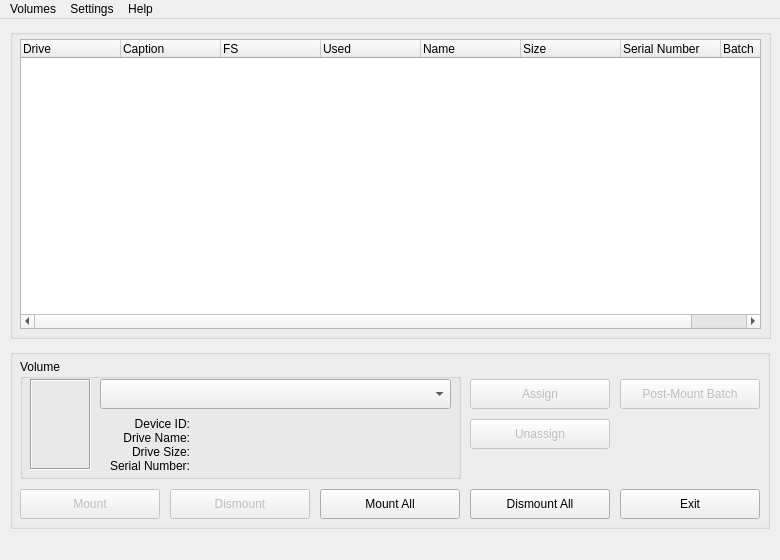
This is gui.ui in bitrage/TrueCryptAutoMount as Qt 5 draws it before an edit. The edited form follows.
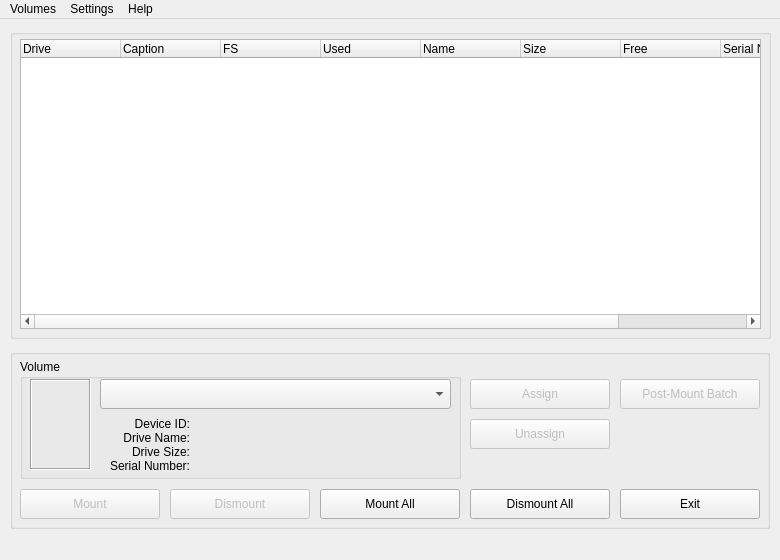
This is the edited form. Icons and pictures are not drawn.

Diff of the .ui file:
```diff
--- a/gui.ui
+++ b/gui.ui
@@ -144,6 +144,11 @@
        <string>Size</string>
       </property>
      </column>
+     <column>
+      <property name="text">
+       <string>Free</string>
+      </property>
+     </column>
      <column>
       <property name="text">
        <string>Serial Number</string>
```
